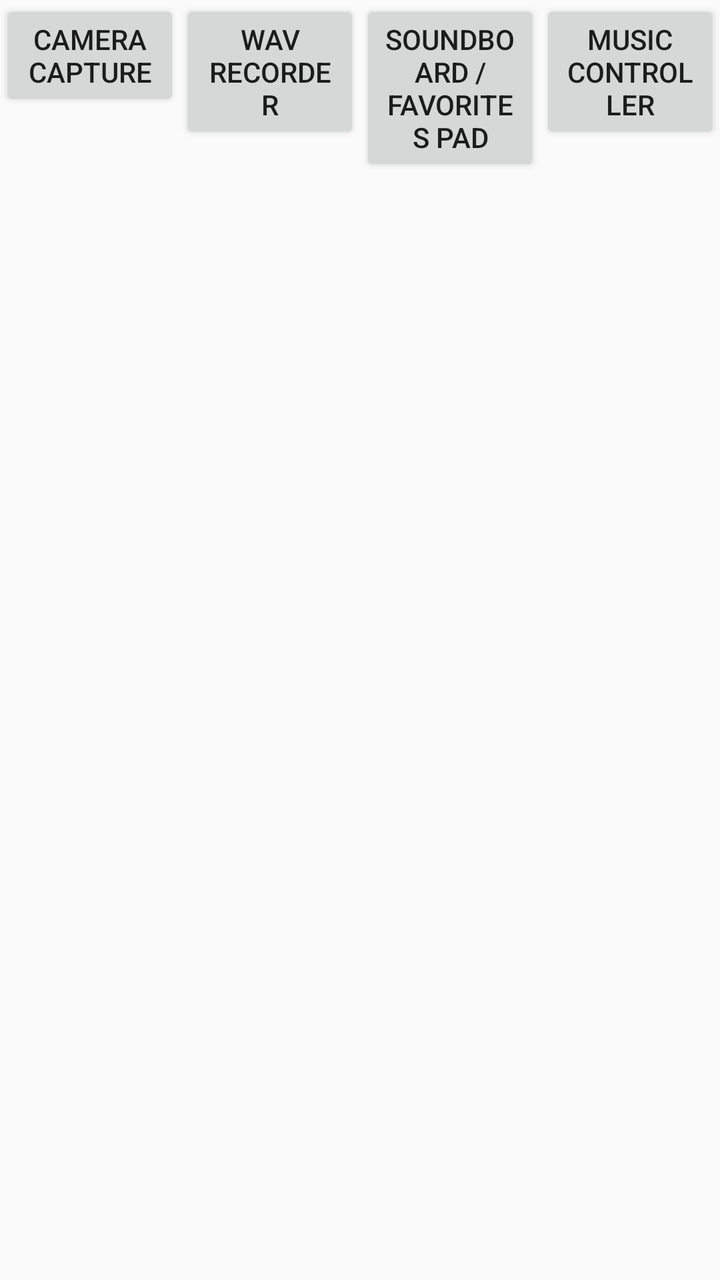
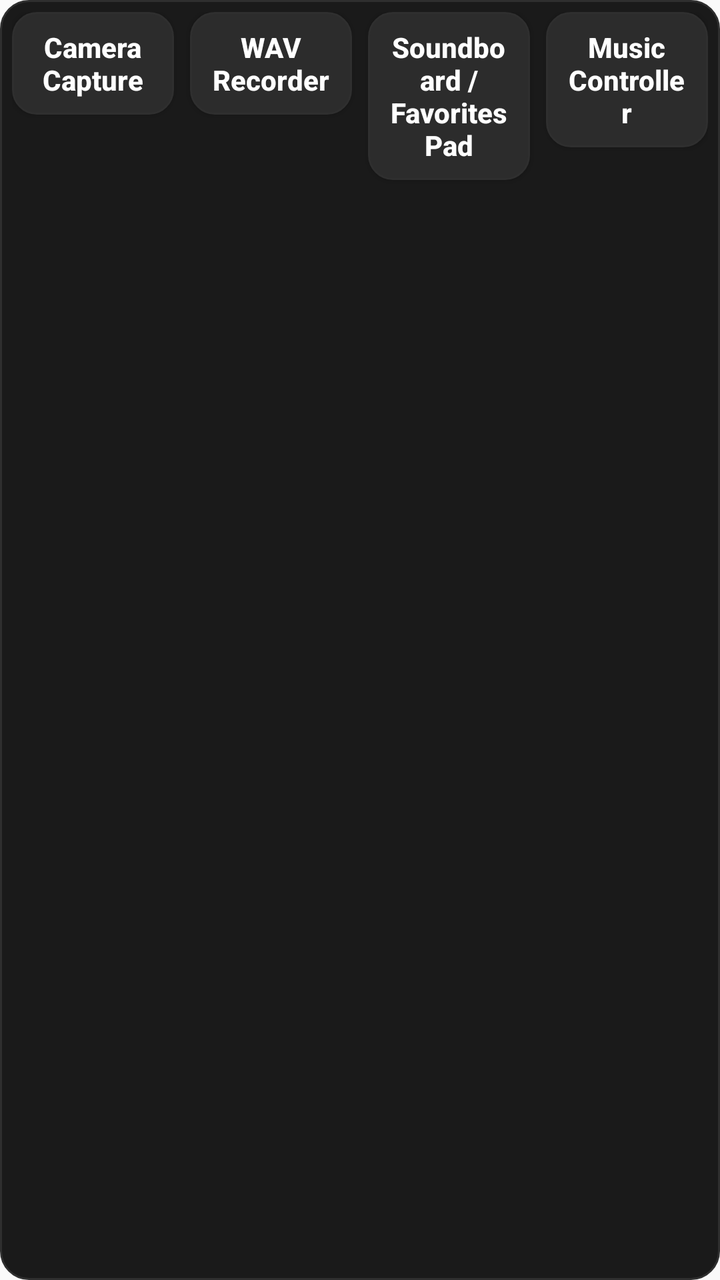

Compare the two renders of this Android layout. The source of the first and the diff that turns it into the second are given below.
<!-- AndroidManifest.xml: application theme Theme.FourPanelApp -->
<!-- res/layout/view_top_navigation.xml -->
<?xml version="1.0" encoding="utf-8"?>
<LinearLayout xmlns:android="http://schemas.android.com/apk/res/android"
    android:layout_width="match_parent"
    android:layout_height="wrap_content"
    android:orientation="horizontal">

    
    <Button
        android:id="@+id/navButtonScreen1"
        android:layout_width="0dp"
        android:layout_height="wrap_content"
        android:layout_weight="1"
        android:text="@string/button1text"
        android:autoSizeTextType="uniform"
        android:autoSizeMinTextSize="8sp"
        android:autoSizeMaxTextSize="16sp"
        android:autoSizeStepGranularity="1sp" />

    <Button
        android:id="@+id/navButtonScreen2"
        android:layout_width="0dp"
        android:layout_height="wrap_content"
        android:layout_weight="1"
        android:text="@string/button2text"
        android:autoSizeTextType="uniform"
        android:autoSizeMinTextSize="8sp"
        android:autoSizeMaxTextSize="16sp"
        android:autoSizeStepGranularity="1sp" />

    <Button
        android:id="@+id/navButtonScreen3"
        android:layout_width="0dp"
        android:layout_height="wrap_content"
        android:layout_weight="1"
        android:text="@string/button3text"
        android:autoSizeTextType="uniform"
        android:autoSizeMinTextSize="8sp"
        android:autoSizeMaxTextSize="16sp"
        android:autoSizeStepGranularity="1sp" />

    <Button
        android:id="@+id/navButtonScreen4"
        android:layout_width="0dp"
        android:layout_height="wrap_content"
        android:layout_weight="1"
        android:text="@string/button4text"
        android:autoSizeTextType="uniform"
        android:autoSizeMinTextSize="8sp"
        android:autoSizeMaxTextSize="16sp"
        android:autoSizeStepGranularity="1sp" />
</LinearLayout>
<!-- resources referenced by this layout -->
<resources>
  <string name="button1text">Camera Capture</string>
  <string name="button2text">WAV Recorder</string>
  <string name="button3text">Soundboard / Favorites Pad</string>
  <string name="button4text">Music Controller</string>
  <style name="Theme.FourPanelApp" parent="android:Theme.Material.Light.NoActionBar" />
</resources>

<!-- the commit's change to res/layout/view_top_navigation.xml (unified diff, before → after) -->
@@ -2,50 +2,44 @@
 <LinearLayout xmlns:android="http://schemas.android.com/apk/res/android"
     android:layout_width="match_parent"
     android:layout_height="wrap_content"
-    android:orientation="horizontal">
+    android:background="@drawable/bg_app_top_nav"
+    android:orientation="horizontal"
+    android:padding="6dp">
 
     
     <Button
         android:id="@+id/navButtonScreen1"
+        style="@style/AppTopNavButton"
         android:layout_width="0dp"
         android:layout_height="wrap_content"
         android:layout_weight="1"
-        android:text="@string/button1text"
-        android:autoSizeTextType="uniform"
-        android:autoSizeMinTextSize="8sp"
-        android:autoSizeMaxTextSize="16sp"
-        android:autoSizeStepGranularity="1sp" />
+        android:layout_marginEnd="4dp"
+        android:text="@string/button1text" />
 
     <Button
         android:id="@+id/navButtonScreen2"
+        style="@style/AppTopNavButton"
         android:layout_width="0dp"
         android:layout_height="wrap_content"
         android:layout_weight="1"
-        android:text="@string/button2text"
-        android:autoSizeTextType="uniform"
-        android:autoSizeMinTextSize="8sp"
-        android:autoSizeMaxTextSize="16sp"
-        android:autoSizeStepGranularity="1sp" />
+        android:layout_marginHorizontal="4dp"
+        android:text="@string/button2text" />
 
     <Button
         android:id="@+id/navButtonScreen3"
+        style="@style/AppTopNavButton"
         android:layout_width="0dp"
         android:layout_height="wrap_content"
         android:layout_weight="1"
-        android:text="@string/button3text"
-        android:autoSizeTextType="uniform"
-        android:autoSizeMinTextSize="8sp"
-        android:autoSizeMaxTextSize="16sp"
-        android:autoSizeStepGranularity="1sp" />
+        android:layout_marginHorizontal="4dp"
+        android:text="@string/button3text" />
 
     <Button
         android:id="@+id/navButtonScreen4"
+        style="@style/AppTopNavButton"
         android:layout_width="0dp"
         android:layout_height="wrap_content"
         android:layout_weight="1"
-        android:text="@string/button4text"
-        android:autoSizeTextType="uniform"
-        android:autoSizeMinTextSize="8sp"
-        android:autoSizeMaxTextSize="16sp"
-        android:autoSizeStepGranularity="1sp" />
+        android:layout_marginStart="4dp"
+        android:text="@string/button4text" />
 </LinearLayout>
<!-- resource entries referenced after the edit -->
@@ -1,9 +1,65 @@
 <!-- resources referenced by this layout -->
 <resources>
+  <!-- drawable bg_app_top_nav (drawable) -->
+  <?xml version="1.0" encoding="utf-8"?>
+  <shape xmlns:android="http://schemas.android.com/apk/res/android"
+      android:shape="rectangle">
+      <solid android:color="@color/app_surface" />
+      <corners android:radius="14dp" />
+      <stroke
+          android:width="1dp"
+          android:color="@color/app_outline_soft" />
+  </shape>
   <string name="button1text">Camera Capture</string>
   <string name="button2text">WAV Recorder</string>
   <string name="button3text">Soundboard / Favorites Pad</string>
   <string name="button4text">Music Controller</string>
+  <style name="AppTopNavButton">
+          <item name="android:background">@drawable/bg_app_nav_button</item>
+          <item name="android:textColor">@color/text_app_nav</item>
+          <item name="android:textAllCaps">false</item>
+          <item name="android:textStyle">bold</item>
+          <item name="android:autoSizeTextType">uniform</item>
+          <item name="android:autoSizeMinTextSize">8sp</item>
+          <item name="android:autoSizeMaxTextSize">14sp</item>
+          <item name="android:autoSizeStepGranularity">1sp</item>
+          <item name="android:paddingLeft">10dp</item>
+          <item name="android:paddingRight">10dp</item>
+          <item name="android:paddingTop">8dp</item>
+          <item name="android:paddingBottom">8dp</item>
+      </style>
   <style name="Theme.FourPanelApp" parent="android:Theme.Material.Light.NoActionBar" />
+  <color name="app_surface">@color/screen4_surface</color>
+  <color name="app_outline_soft">@color/screen4_outline_soft</color>
+  <!-- drawable bg_app_nav_button (drawable) -->
+  <?xml version="1.0" encoding="utf-8"?>
+  <selector xmlns:android="http://schemas.android.com/apk/res/android">
+      <item android:state_enabled="false">
+          <shape android:shape="rectangle">
+              <solid android:color="@color/app_surface_highest" />
+              <corners android:radius="12dp" />
+              <stroke
+                  android:width="1dp"
+                  android:color="@color/app_primary" />
+          </shape>
+      </item>
+      <item>
+          <shape android:shape="rectangle">
+              <solid android:color="@color/app_surface_variant" />
+              <corners android:radius="12dp" />
+              <stroke
+                  android:width="1dp"
+                  android:color="@color/app_outline_soft" />
+          </shape>
+      </item>
+  </selector>
+  <color name="screen4_surface">#1A1A1A</color>
+  <color name="screen4_outline_soft">#2F2F2F</color>
+  <color name="app_surface_highest">@color/screen4_surface_highest</color>
+  <color name="app_primary">@color/screen4_primary</color>
+  <color name="app_surface_variant">@color/screen4_surface_variant</color>
+  <color name="screen4_surface_highest">#262626</color>
+  <color name="screen4_primary">#81ECFF</color>
+  <color name="screen4_surface_variant">#2C2C2C</color>
 </resources>
 
